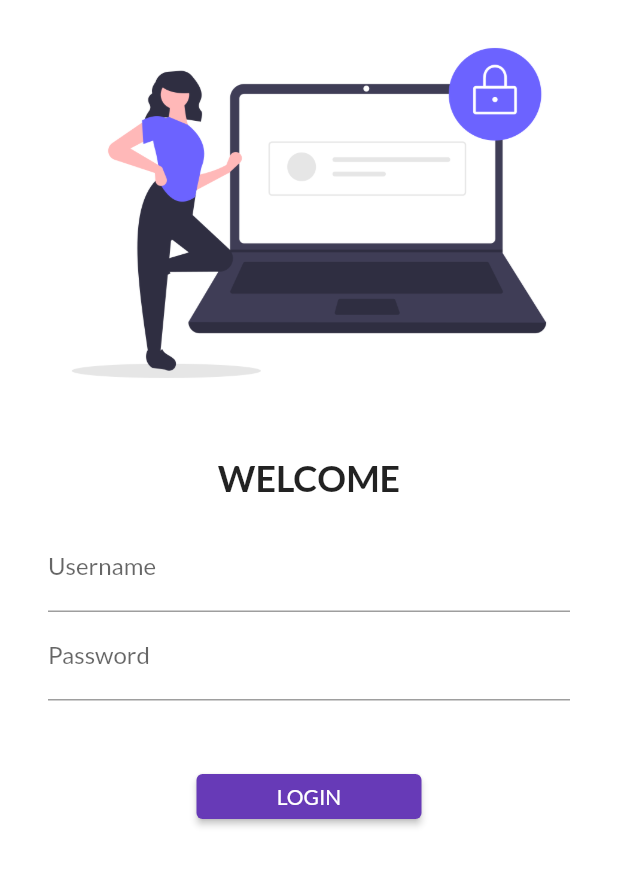
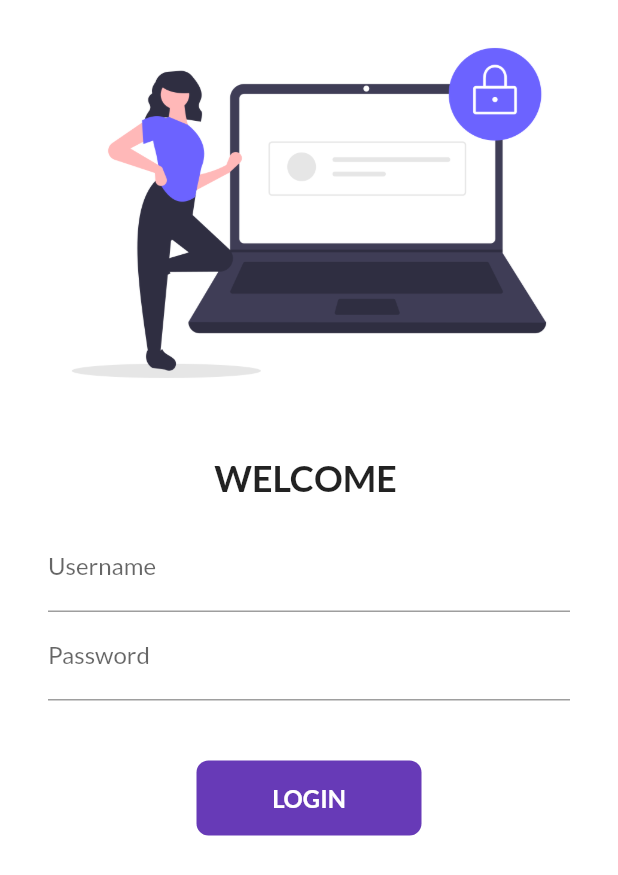
Before and after one commit to Nomanisar/30daysofflutter, a Flutter app: the screen it shows after launch, on a phone screen of 412 x 824 dp. Shown: the top 875 px of the screen. Run offline on Flutter 3.47's test engine with Material 2 defaults, Android fonts, the phone set to English and light mode, and no system bars; our stand-ins replace google_fonts.

Commit message:
Day6 Completed

```diff
--- a/lib/pages/login_pages.dart
+++ b/lib/pages/login_pages.dart
@@ -1,9 +1,16 @@
 import 'package:flutter/material.dart';
 import 'package:flutter_catalog/utils/routes.dart';
 
-class LoginPage extends StatelessWidget {
+class LoginPage extends StatefulWidget {
   const LoginPage({super.key});
 
+  @override
+  State<LoginPage> createState() => _LoginPageState();
+}
+
+class _LoginPageState extends State<LoginPage> {
+  String name = "";
+  bool changeButton = false;
   @override
   Widget build(BuildContext context) {
     return Material(
@@ -18,9 +25,9 @@ class LoginPage extends StatelessWidget {
               const SizedBox(
                 height: 20.0,
               ),
-              const Text(
-                "WELCOME",
-                style: TextStyle(
+              Text(
+                "WELCOME $name",
+                style: const TextStyle(
                   fontSize: 24,
                   fontWeight: FontWeight.bold,
                 ),
@@ -35,6 +42,10 @@ class LoginPage extends StatelessWidget {
                         hintText: "Enter Username",
                         labelText: "Username",
                       ),
+                      onChanged: (value) {
+                        name = value;
+                        setState(() {});
+                      },
                     ),
                     TextFormField(
                       obscureText: true,
@@ -46,14 +57,50 @@ class LoginPage extends StatelessWidget {
                     const SizedBox(
                       height: 40.0,
                     ),
-                    ElevatedButton(
-                      onPressed: () {
+                    InkWell(
+                      onTap: () async {
+                        setState(() {
+                          changeButton = true;
+                        });
+                        await Future.delayed(const Duration(seconds: 1));
+                        // ignore: use_build_context_synchronously
                         Navigator.pushNamed(context, MyRoutes.homeRoute);
                       },
-                      style: TextButton.styleFrom(
-                          minimumSize: const Size(150, 30)),
-                      child: const Text("LOGIN"),
+                      child: AnimatedContainer(
+                        duration: const Duration(seconds: 1),
+                        width: changeButton ? 50 : 150,
+                        height: 50,
+                        alignment: Alignment.center,
+                        decoration: BoxDecoration(
+                          color: Colors.deepPurple,
+                          // shape: changeButton
+                          //     ? BoxShape.circle
+                          //     : BoxShape.rectangle,
+                          borderRadius:
+                              BorderRadius.circular(changeButton ? 50 : 8),
+                        ),
+                        child: changeButton
+                            ? const Icon(
+                                Icons.done,
+                                color: Colors.white,
+                              )
+                            : const Text(
+                                "LOGIN",
+                                style: TextStyle(
+                                    color: Colors.white,
+                                    fontWeight: FontWeight.bold,
+                                    fontSize: 16),
+                              ),
+                      ),
                     )
+                    // ElevatedButton(
+                    //   onPressed: () {
+                    //     Navigator.pushNamed(context, MyRoutes.homeRoute);
+                    //   },
+                    //   style: TextButton.styleFrom(
+                    //       minimumSize: const Size(150, 30)),
+                    //   child: const Text("LOGIN"),
+                    // )
                   ],
                 ),
               )
```
